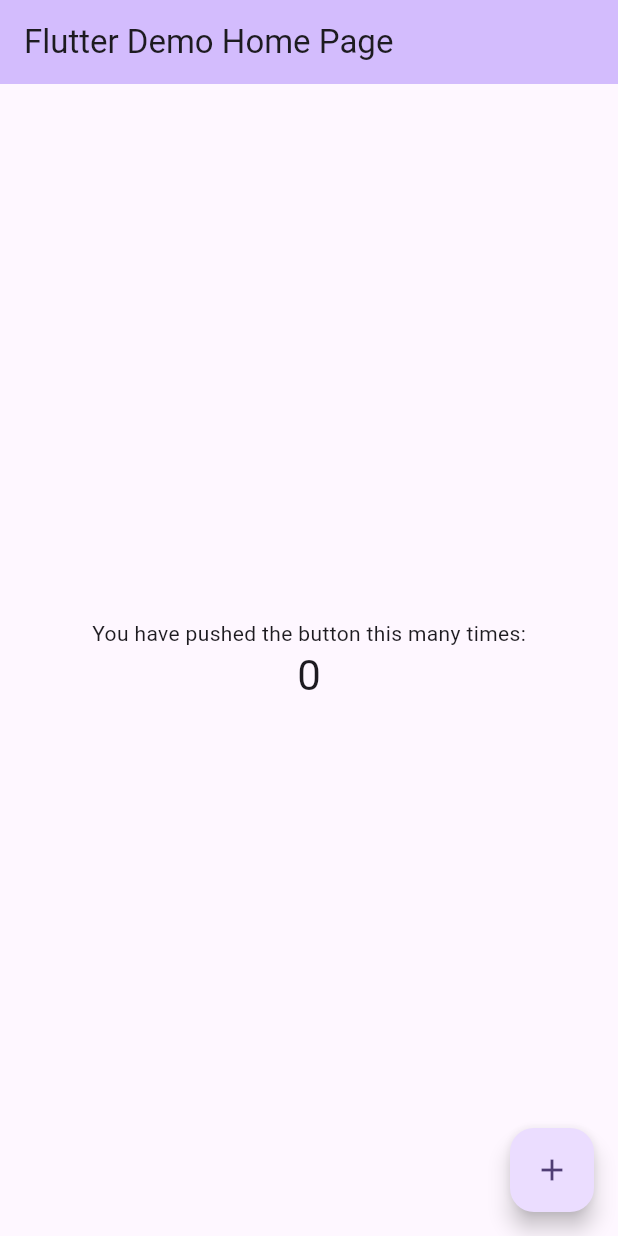
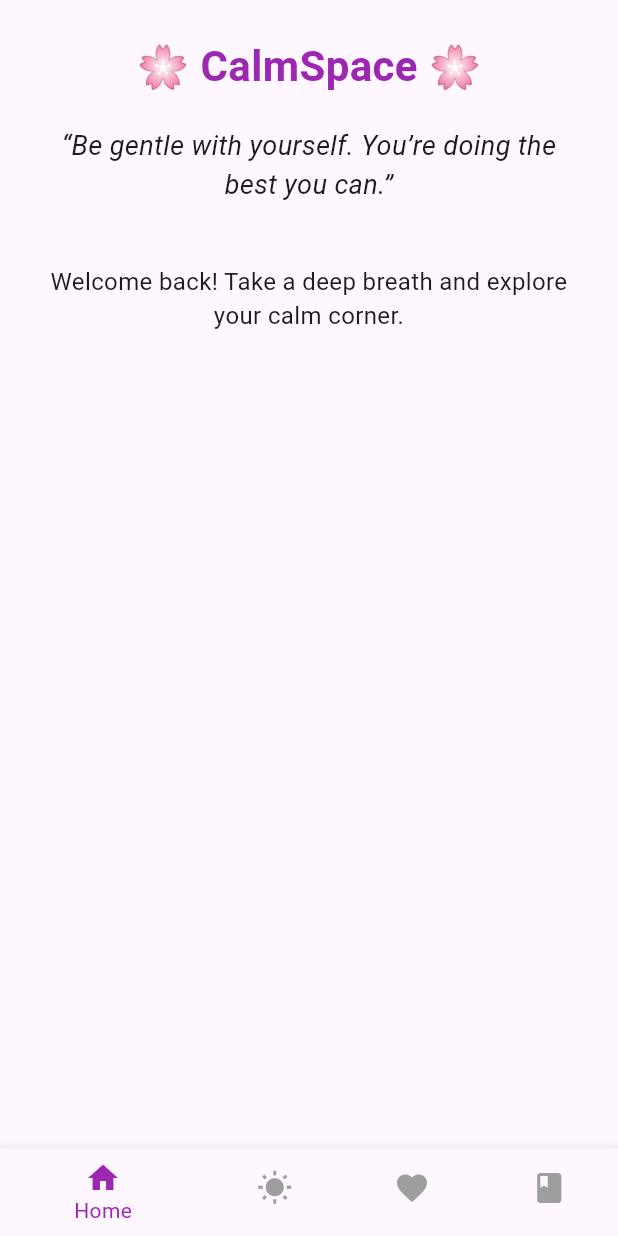
Before and after one commit to ayramistry/Project1-Chill-Pill, a Flutter app: the screen it shows after launch, on a phone screen of 412 x 824 dp. Run offline on Flutter 3.47's test engine with Material 3 defaults, Android fonts, the phone set to English and light mode, and no system bars; statements that could not run were skipped.

Commit message:
Initial project upload - added data, models, and screens

```diff
--- /dev/null
+++ b/lib/data/quotes.dart
@@ -0,0 +1,9 @@
+const List<String> quotes = [
+  "You are enough, exactly as you are.",
+  "Breathe. Let go. And remind yourself that this very moment is the only one you know you have for sure.",
+  "Peace comes from within. Do not seek it without.",
+  "You deserve to rest. You are doing your best.",
+  "Be gentle with yourself. You’re doing the best you can.",
+  "Every day is a new beginning. Take a deep breath and start again.",
+  "Happiness is letting go of what you think your life is supposed to look like.",
+];
--- a/lib/main.dart
+++ b/lib/main.dart
@@ -1,122 +1,58 @@
 import 'package:flutter/material.dart';
+import 'screens/home_screen.dart';
+import 'screens/affirmation_screen.dart';
+import 'screens/mood_tracker_screen.dart';
+import 'screens/journal_screen.dart';
 
 void main() {
-  runApp(const MyApp());
+  runApp(MindfulnessApp());
 }
 
-class MyApp extends StatelessWidget {
-  const MyApp({super.key});
+class MindfulnessApp extends StatefulWidget {
+  @override
+  _MindfulnessAppState createState() => _MindfulnessAppState();
+}
 
-  // This widget is the root of your application.
+class _MindfulnessAppState extends State<MindfulnessApp> {
+  int _selectedIndex = 0;
+
+  final List<Widget> _screens = [
+    HomeScreen(),
+    AffirmationScreen(),
+    MoodTrackerScreen(),
+    JournalScreen(),
+  ];
+
   @override
   Widget build(BuildContext context) {
     return MaterialApp(
-      title: 'Flutter Demo',
+      debugShowCheckedModeBanner: false,
+      title: 'CalmSpace',
       theme: ThemeData(
-        // This is the theme of your application.
-        //
-        // TRY THIS: Try running your application with "flutter run". You'll see
-        // the application has a purple toolbar. Then, without quitting the app,
-        // try changing the seedColor in the colorScheme below to Colors.green
-        // and then invoke "hot reload" (save your changes or press the "hot
-        // reload" button in a Flutter-supported IDE, or press "r" if you used
-        // the command line to start the app).
-        //
-        // Notice that the counter didn't reset back to zero; the application
-        // state is not lost during the reload. To reset the state, use hot
-        // restart instead.
-        //
-        // This works for code too, not just values: Most code changes can be
-        // tested with just a hot reload.
-        colorScheme: ColorScheme.fromSeed(seedColor: Colors.deepPurple),
+        primaryColor: Colors.purple[100],
+        scaffoldBackgroundColor: Color(0xFFE6E6FA)
+        textTheme: const TextTheme(
+          bodyMedium: TextStyle(fontSize: 16, color: Colors.black87),
+        ),
       ),
-      home: const MyHomePage(title: 'Flutter Demo Home Page'),
+      home: Scaffold(
+        body: _screens[_selectedIndex],
+        bottomNavigationBar: BottomNavigationBar(
+          currentIndex: _selectedIndex,
+          onTap: (index) => setState(() => _selectedIndex = index),
+          items: const [
+            BottomNavigationBarItem(icon: Icon(Icons.home), label: 'Home'),
+            BottomNavigationBarItem(
+              icon: Icon(Icons.wb_sunny),
+              label: 'Affirm',
+            ),
+            BottomNavigationBarItem(icon: Icon(Icons.favorite), label: 'Mood'),
+            BottomNavigationBarItem(icon: Icon(Icons.book), label: 'Journal'),
+          ],
+          selectedItemColor: Colors.purple,
+          unselectedItemColor: Colors.grey,
+        ),
+      ),
     );
   }
 }
-
-class MyHomePage extends StatefulWidget {
-  const MyHomePage({super.key, required this.title});
-
-  // This widget is the home page of your application. It is stateful, meaning
-  // that it has a State object (defined below) that contains fields that affect
-  // how it looks.
-
-  // This class is the configuration for the state. It holds the values (in this
-  // case the title) provided by the parent (in this case the App widget) and
-  // used by the build method of the State. Fields in a Widget subclass are
-  // always marked "final".
-
-  final String title;
-
-  @override
-  State<MyHomePage> createState() => _MyHomePageState();
-}
-
-class _MyHomePageState extends State<MyHomePage> {
-  int _counter = 0;
-
-  void _incrementCounter() {
-    setState(() {
-      // This call to setState tells the Flutter framework that something has
-      // changed in this State, which causes it to rerun the build method below
-      // so that the display can reflect the updated values. If we changed
-      // _counter without calling setState(), then the build method would not be
-      // called again, and so nothing would appear to happen.
-      _counter++;
-    });
-  }
-
-  @override
-  Widget build(BuildContext context) {
-    // This method is rerun every time setState is called, for instance as done
-    // by the _incrementCounter method above.
-    //
-    // The Flutter framework has been optimized to make rerunning build methods
-    // fast, so that you can just rebuild anything that needs updating rather
-    // than having to individually change instances of widgets.
-    return Scaffold(
-      appBar: AppBar(
-        // TRY THIS: Try changing the color here to a specific color (to
-        // Colors.amber, perhaps?) and trigger a hot reload to see the AppBar
-        // change color while the other colors stay the same.
-        backgroundColor: Theme.of(context).colorScheme.inversePrimary,
-        // Here we take the value from the MyHomePage object that was created by
-        // the App.build method, and use it to set our appbar title.
-        title: Text(widget.title),
-      ),
-      body: Center(
-        // Center is a layout widget. It takes a single child and positions it
-        // in the middle of the parent.
-        child: Column(
-          // Column is also a layout widget. It takes a list of children and
-          // arranges them vertically. By default, it sizes itself to fit its
-          // children horizontally, and tries to be as tall as its parent.
-          //
-          // Column has various properties to control how it sizes itself and
-          // how it positions its children. Here we use mainAxisAlignment to
-          // center the children vertically; the main axis here is the vertical
-          // axis because Columns are vertical (the cross axis would be
-          // horizontal).
-          //
-          // TRY THIS: Invoke "debug painting" (choose the "Toggle Debug Paint"
-          // action in the IDE, or press "p" in the console), to see the
-          // wireframe for each widget.
-          mainAxisAlignment: MainAxisAlignment.center,
-          children: <Widget>[
-            const Text('You have pushed the button this many times:'),
-            Text(
-              '$_counter',
-              style: Theme.of(context).textTheme.headlineMedium,
-            ),
-          ],
-        ),
-      ),
-      floatingActionButton: FloatingActionButton(
-        onPressed: _incrementCounter,
-        tooltip: 'Increment',
-        child: const Icon(Icons.add),
-      ), // This trailing comma makes auto-formatting nicer for build methods.
-    );
-  }
-}
--- /dev/null
+++ b/lib/models/mood_entry.dart
@@ -0,0 +1,6 @@
+class MoodEntry {
+  final String mood;
+  final DateTime date;
+
+  MoodEntry({required this.mood, required this.date});
+}
--- /dev/null
+++ b/lib/screens/home_screen.dart
@@ -0,0 +1,42 @@
+import 'package:flutter/material.dart';
+import '../data/quotes.dart';
+
+class HomeScreen extends StatelessWidget {
+  const HomeScreen({Key? key}) : super(key: key);
+
+  @override
+  Widget build(BuildContext context) {
+    final String quote = quotes[DateTime.now().day % quotes.length];
+
+    return SafeArea(
+      child: Padding(
+        padding: const EdgeInsets.all(24.0),
+        child: Column(
+          crossAxisAlignment: CrossAxisAlignment.center,
+          children: [
+            const Text(
+              "🌸 CalmSpace 🌸",
+              style: TextStyle(
+                fontSize: 28,
+                fontWeight: FontWeight.bold,
+                color: Colors.purple,
+              ),
+            ),
+            const SizedBox(height: 20),
+            Text(
+              "“$quote”",
+              textAlign: TextAlign.center,
+              style: const TextStyle(fontSize: 18, fontStyle: FontStyle.italic),
+            ),
+            const SizedBox(height: 40),
+            const Text(
+              "Welcome back! Take a deep breath and explore your calm corner.",
+              textAlign: TextAlign.center,
+              style: TextStyle(fontSize: 16),
+            ),
+          ],
+        ),
+      ),
+    );
+  }
+}
```
Also changed, not shown: lib/screens/affirmation_screen.dart (added, +52 -0 lines), lib/screens/journal_screen.dart (added, +63 -0 lines), lib/screens/mood_tracker_screen.dart (added, +87 -0 lines).
